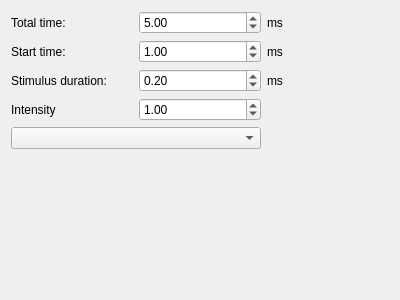
The window that ui_stimulus_widget.ui (TheJRapp/PeriphNeuronStim) describes before a commit, drawn with Qt 5.
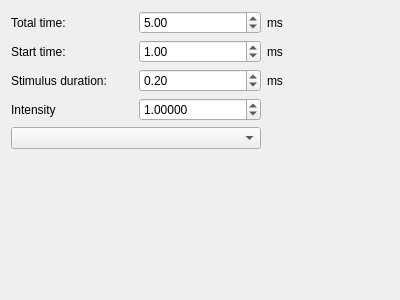
The same window after the commit.

```diff
--- a/ui_stimulus_widget.ui
+++ b/ui_stimulus_widget.ui
@@ -106,6 +106,9 @@
    </item>
    <item row="3" column="1">
     <widget class="QDoubleSpinBox" name="stimulus_intensity_spin_box">
+     <property name="decimals">
+      <number>5</number>
+     </property>
      <property name="value">
       <double>1.000000000000000</double>
      </property>
```
